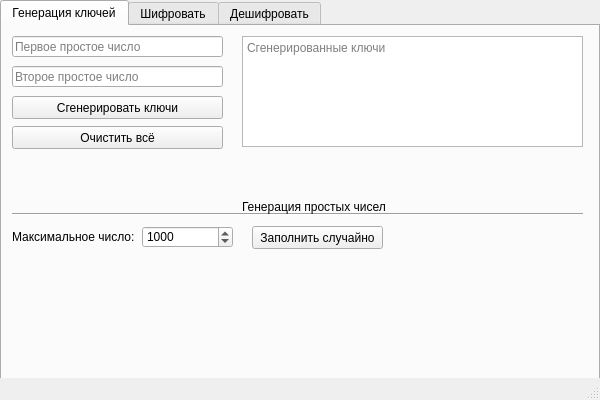
The window that ui/rsa_win.ui (daniilamark/cypher_RSA) describes before a commit, drawn with Qt 5.
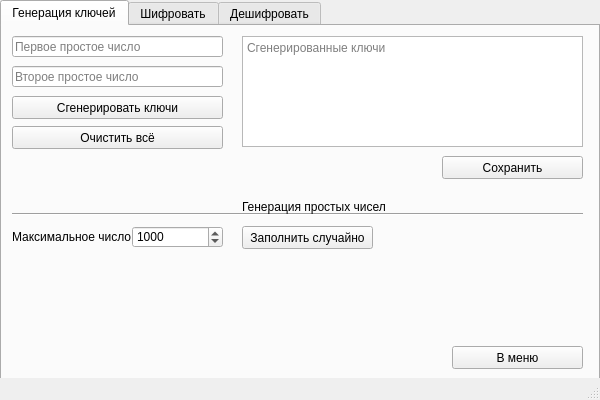
The same window after the commit.

```diff
--- a/ui/rsa_win.ui
+++ b/ui/rsa_win.ui
@@ -66,7 +66,7 @@
      <widget class="QPushButton" name="btn_random_prime_nums">
       <property name="geometry">
        <rect>
-        <x>250</x>
+        <x>240</x>
         <y>200</y>
         <width>131</width>
         <height>23</height>
@@ -182,7 +182,7 @@
      <widget class="QSpinBox" name="sb_max_prime_num">
       <property name="geometry">
        <rect>
-        <x>140</x>
+        <x>130</x>
         <y>200</y>
         <width>91</width>
         <height>22</height>
@@ -208,6 +208,32 @@
        <string>Генерация простых чисел</string>
       </property>
      </widget>
+     <widget class="QPushButton" name="btn_save_generated_keys">
+      <property name="geometry">
+       <rect>
+        <x>440</x>
+        <y>130</y>
+        <width>141</width>
+        <height>23</height>
+       </rect>
+      </property>
+      <property name="text">
+       <string>Сохранить</string>
+      </property>
+     </widget>
+     <widget class="QPushButton" name="btn_exit_in_main">
+      <property name="geometry">
+       <rect>
+        <x>450</x>
+        <y>320</y>
+        <width>131</width>
+        <height>23</height>
+       </rect>
+      </property>
+      <property name="text">
+       <string>В меню</string>
+      </property>
+     </widget>
     </widget>
     <widget class="QWidget" name="tab_encrypt">
      <attribute name="title">
```
Left out of the diff: 48 changed lines with no effect on the pictures.
